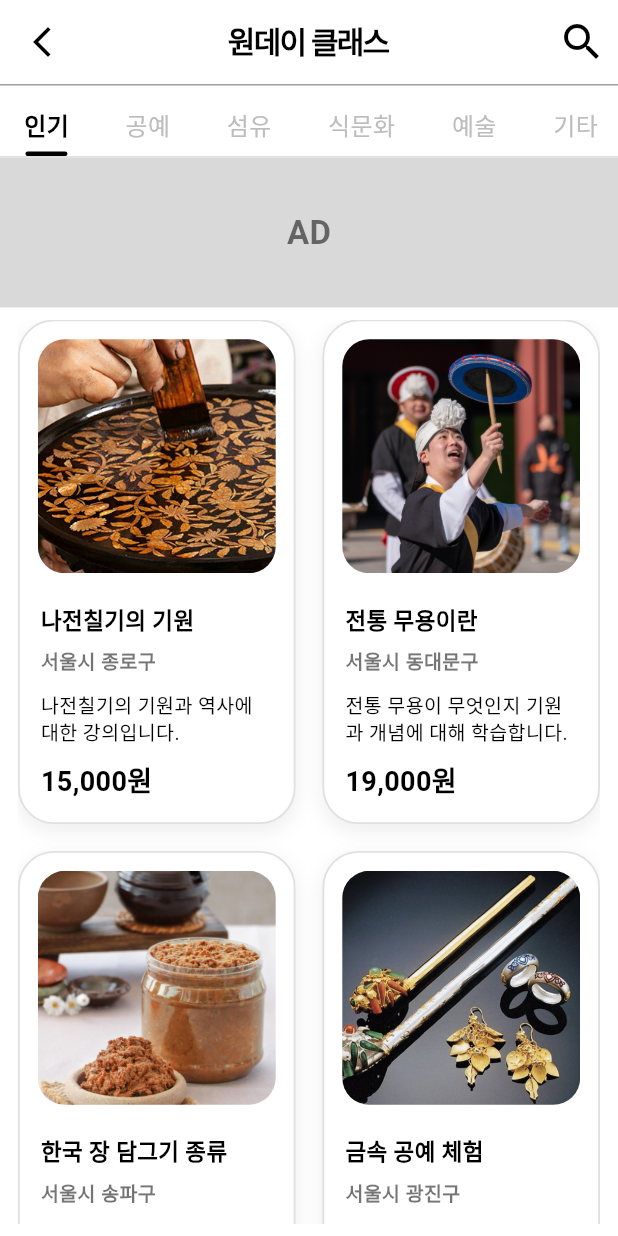
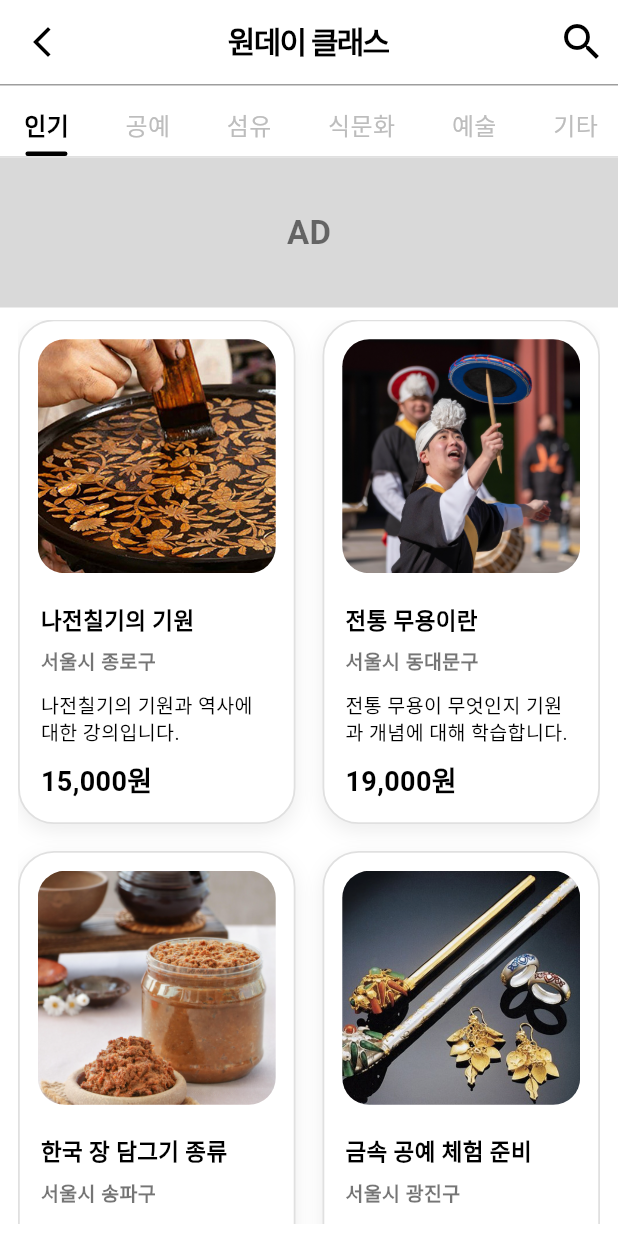
Before and after one commit to K-Hackathon-01z/eum-front, a Flutter app: the RootScreen screen opened by its route, after a tap on the "arrow forward" icon, on a phone screen of 412 x 824 dp. Run offline on Flutter 3.47's test engine with Material 3 defaults, Android fonts, the phone set to English and light mode, and no system bars; our stand-ins replace flutter_svg.

Commit message:
chore: "전통주 관련 임시 이미지 데이터 추가 및 로드"

```diff
--- a/lib/screens/user/home/home.dart
+++ b/lib/screens/user/home/home.dart
@@ -192,7 +192,7 @@ class HomeScreen extends StatelessWidget {
                       itemBuilder: (context, index) {
                         final classData = [
                           {'image': 'assets/images/home/home04.png', 'desc': '홍염장 입문', 'price': '25,000원'},
-                          {'image': 'assets/images/home/home05.png', 'desc': '금속 공예 체험', 'price': '30,000원'},
+                          {'image': 'assets/images/home/home05.png', 'desc': '금속 공예 체험 준비', 'price': '30,000원'},
                           {'image': 'assets/images/home/home06.png', 'desc': '도자기 기초 과정', 'price': '41,000원'},
                         ];
                         final data = classData[index % classData.length];
--- a/lib/screens/user/home/oneday_class/oneday_class.dart
+++ b/lib/screens/user/home/oneday_class/oneday_class.dart
@@ -48,9 +48,9 @@ class _OnedayClassScreenState extends State<OnedayClassScreen> {
         'image': 'assets/images/oneday_class/hot03.png',
       },
       {
-        'title': '금속 공예 체험',
+        'title': '금속 공예 체험 준비',
         'region': '서울시 광진구',
-        'desc': '금속 공예를 직접 체험해봅니다.',
+        'desc': '금속 공예를 체험하기 전 준비 과정입니다.',
         'price': '30,000원',
         'image': 'assets/images/oneday_class/hot04.png',
       },
@@ -68,10 +68,27 @@ class _OnedayClassScreenState extends State<OnedayClassScreen> {
       {'title': '홍염장 체험', 'region': '서울시 동작구', 'desc': '섬유 클래스 4 - 홍염장 체험', 'price': '50,000원'},
     ],
     '식문화': [
-      {'title': '전통주 만들기', 'region': '서울시 용산구', 'desc': '식문화 클래스 1 - 전통주 만들기', 'price': '70,000원'},
-      {'title': '장 담그기', 'region': '서울시 서대문구', 'desc': '식문화 클래스 2 - 장 담그기', 'price': '65,000원'},
-      {'title': '다과 체험', 'region': '서울시 노원구', 'desc': '식문화 클래스 3 - 다과 체험', 'price': '38,000원'},
-      {'title': '전통차 만들기', 'region': '서울시 중구', 'desc': '식문화 클래스 4 - 전통차 만들기', 'price': '42,000원'},
+      {
+        'title': '삼해주 만들기 1',
+        'region': '서울시 용산구',
+        'desc': '삼해주의 기초 제작 과정입니다.',
+        'price': '40,000원',
+        'image': 'assets/images/oneday_class/drink/drink01.png',
+      },
+      {
+        'title': '한국 전통주의 발효 과정',
+        'region': '서울시 서대문구',
+        'desc': '한국 전통주의 발효 과정을 배웁니다.',
+        'price': '16,000원',
+        'image': 'assets/images/oneday_class/drink/drink02.png',
+      },
+      {
+        'title': '송절주 만들기 1',
+        'region': '서울시 노원구',
+        'desc': '송절주의 기초 제작 과정입니다.',
+        'price': '38,000원',
+        'image': 'assets/images/oneday_class/drink/drink03.png',
+      },
     ],
     '예술': [
       {'title': '판소리 입문', 'region': '서울시 강북구', 'desc': '예술 클래스 1 - 판소리 입문', 'price': '90,000원'},
--- a/lib/widgets/user/home_card.dart
+++ b/lib/widgets/user/home_card.dart
@@ -32,14 +32,14 @@ class HomeCard extends StatelessWidget {
               children: [
                 Text(
                   description,
-                  style: const TextStyle(fontSize: 8, fontWeight: FontWeight.bold),
+                  style: const TextStyle(fontSize: 12, fontWeight: FontWeight.bold),
                   maxLines: 2,
                   overflow: TextOverflow.ellipsis,
                 ),
                 const SizedBox(height: 2),
                 Text(
                   price,
-                  style: const TextStyle(fontSize: 12, fontWeight: FontWeight.bold, color: Colors.black),
+                  style: const TextStyle(fontSize: 16, fontWeight: FontWeight.bold, color: Colors.black),
                   textAlign: TextAlign.left,
                 ),
               ],
--- a/pubspec.yaml
+++ b/pubspec.yaml
@@ -58,6 +58,7 @@ flutter:
     - assets/icons/
     - assets/images/home/
     - assets/images/oneday_class/
+    - assets/images/oneday_class/drink/
   # The following line ensures that the Material Icons font is
   # included with your application, so that you can use the icons in
   # the material Icons class.
```
Also changed, not shown: assets/images/oneday_class/drink/drink02.png, assets/images/oneday_class/drink/drink03.png, assets/images/oneday_class/drink/drink04.png (deleted), assets/images/oneday_class/drink/drink99.png (added).
